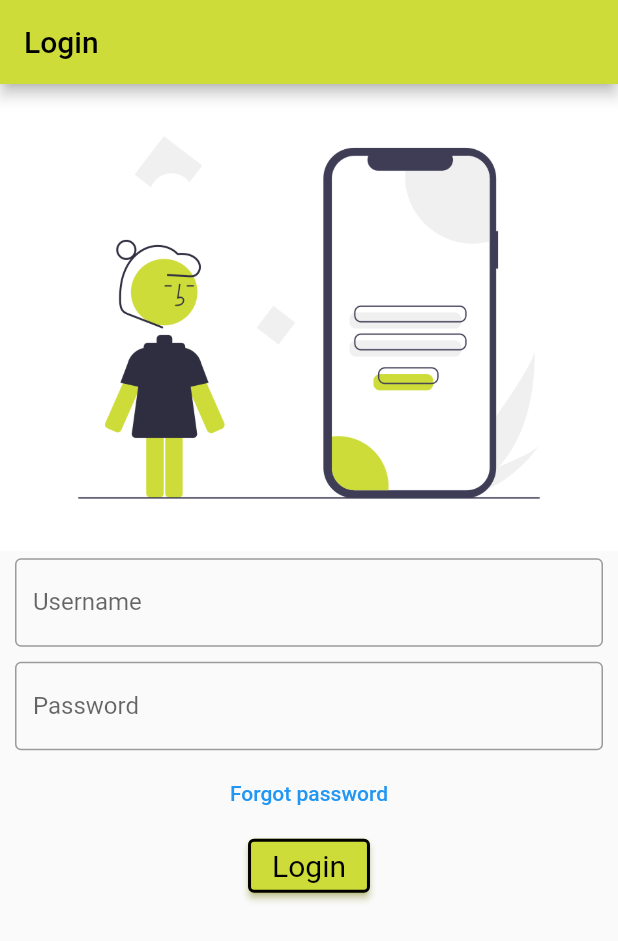
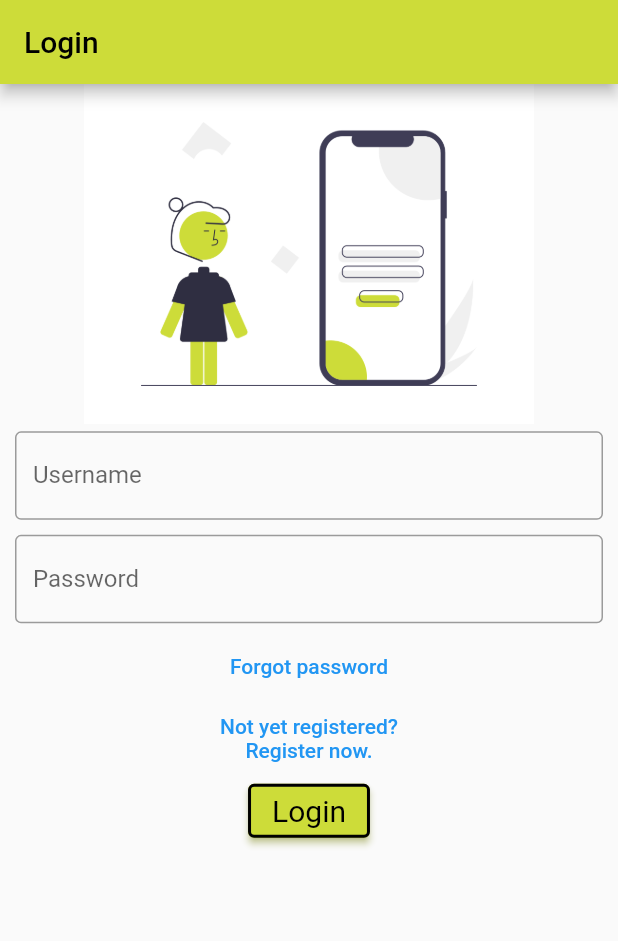
Before and after one commit to Wisdom-Makokha/To-do-list-app, a Flutter app: the screen it shows after launch, on a phone screen of 412 x 824 dp. Shown: the top 941 px of the screen. Run offline on Flutter 3.47's test engine with Material 2 defaults, Android fonts, the phone set to English and light mode, and no system bars.

Commit message:
Register screen

```diff
--- a/lib/main.dart
+++ b/lib/main.dart
@@ -16,6 +16,7 @@ class ToDoApp extends StatelessWidget {
       title: 'Todo List App',
       theme: ThemeData(
         primarySwatch: Colors.lime,
+        visualDensity: VisualDensity.adaptivePlatformDensity,
       ),
       home: const LoginScreen(),
 
--- a/lib/screens/Login.dart
+++ b/lib/screens/Login.dart
@@ -1,6 +1,7 @@
 import 'package:flutter/material.dart';
 import 'package:to_do_list/Screens/home_screen.dart';
 import 'package:to_do_list/Screens/ForgotPassword.dart';
+import 'package:to_do_list/Screens/Register.dart';
 
 class LoginScreen extends StatelessWidget{
   const LoginScreen({super.key});
@@ -29,7 +30,8 @@ class LoginScreen extends StatelessWidget{
         child: Column(
           mainAxisAlignment: MainAxisAlignment.start,
           children:[
-            const Image(image: AssetImage('images/mobile_login_png.png')),
+            const Image(image: AssetImage('images/mobile_login_png.png'),
+            width: 300,),
             const Padding(
               padding: EdgeInsets.symmetric(
                 horizontal: 10,
@@ -66,6 +68,18 @@ class LoginScreen extends StatelessWidget{
                       color: Colors.blue,
                     )),
             ),
+            TextButton(
+              onPressed: (){
+                Navigator.push(context, MaterialPageRoute(builder: (context)
+                => const RegisterScreen()),);
+              },
+              child:const  Text('Not yet registered?\nRegister now.',
+              style: TextStyle(
+                color: Colors.blue,
+              ),
+              textAlign: TextAlign.center
+              )
+            ),
             ElevatedButton(
               onPressed: (){
                 Navigator.push(context, MaterialPageRoute(builder: (context)
```
Also changed, not shown: lib/screens/Register.dart (added, +61 -0 lines).
